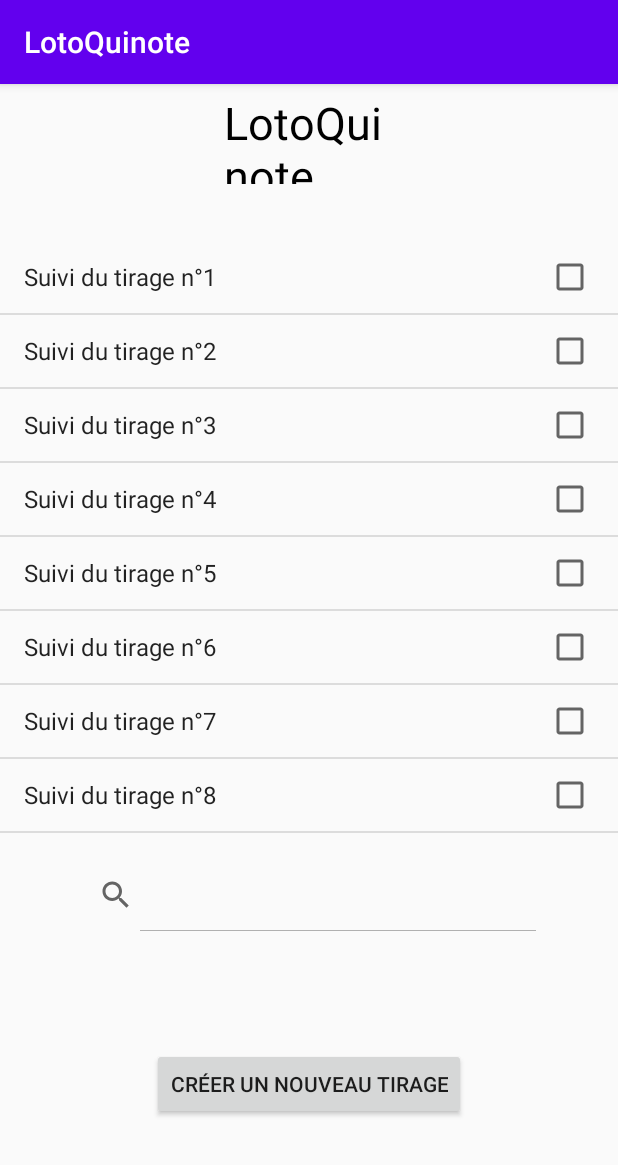
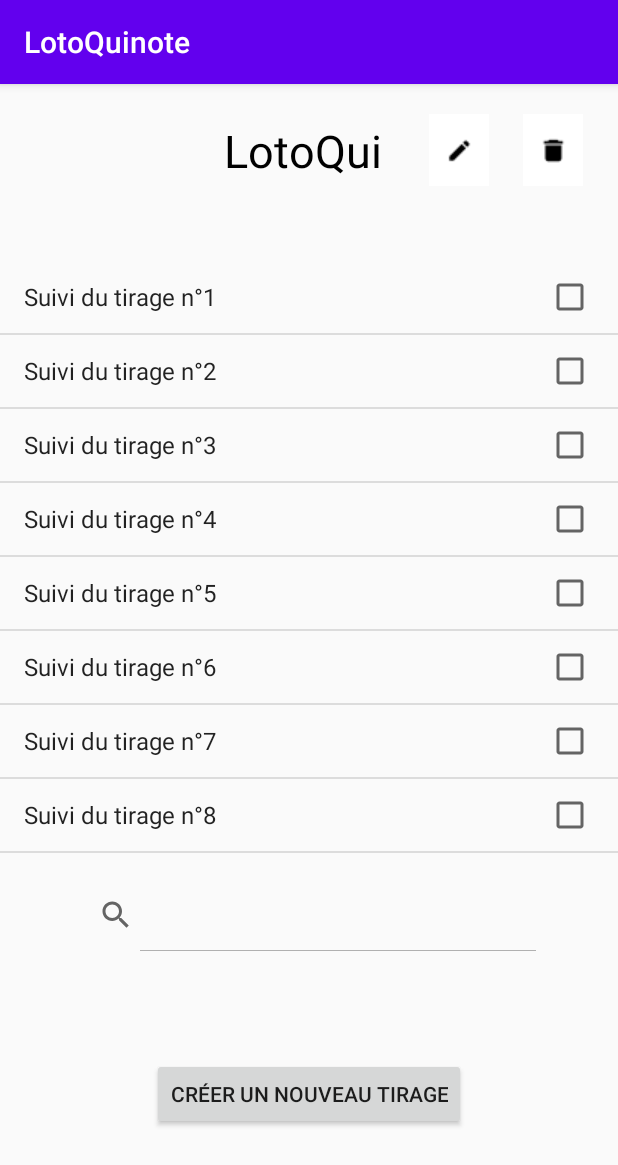
Before and after one commit to alexandreBoy/LotoQuinote, an Android app: the screen it shows after launch (MainActivity), on a phone screen of 412 x 824 dp. Shown: the top 1165 px of the screen. Run offline under Robolectric (Android 15) with nearby library versions, the phone set to English and light mode, and no system bars; Roboto replaces fonts that are not available here.

Commit message:
Ajout des icones d'édition et de suppression

```diff
--- a/app/src/main/res/layout/activity_main.xml
+++ b/app/src/main/res/layout/activity_main.xml
@@ -9,8 +9,8 @@
     <TextView
         android:id="@+id/textView"
         android:layout_width="113dp"
-        android:layout_height="61dp"
-        android:layout_marginTop="5dp"
+        android:layout_height="40dp"
+        android:layout_marginTop="24dp"
         android:fontFamily="@font/aguafina_script"
         android:text="@string/app_name"
         android:textColor="#000000"
@@ -53,5 +53,34 @@
         app:layout_constraintStart_toStartOf="parent"
         app:layout_constraintTop_toBottomOf="@+id/searchView" />
 
+    <ImageButton
+        android:id="@+id/editButton"
+        android:layout_width="40dp"
+        android:layout_height="48dp"
+        android:background="#FFFFFF"
+
+        android:contentDescription="@string/contentDescriptionImageButton1"
+        android:src="@drawable/baseline_create_black_18dp"
+
+        app:layout_constraintBottom_toBottomOf="@id/deleteButton"
+        app:layout_constraintEnd_toStartOf="@+id/deleteButton"
+        app:layout_constraintStart_toEndOf="@+id/textView"
+        app:layout_constraintTop_toTopOf="@id/deleteButton"
+
+        app:layout_constraintHorizontal_bias="0.411"
+        app:layout_constraintVertical_bias="0.0" />
+
+    <ImageButton
+        android:id="@+id/deleteButton"
+        android:layout_width="40dp"
+        android:layout_height="48dp"
+        android:background="#FFFFFF"
+        android:contentDescription="@string/contentDescriptionImageButton2"
+        android:src="@drawable/baseline_delete_black_18dp"
+
+        app:layout_constraintBottom_toBottomOf="@id/textView"
+        app:layout_constraintEnd_toEndOf="parent"
+        app:layout_constraintStart_toEndOf="@+id/editButton"
+        app:layout_constraintTop_toTopOf="@id/textView" />
 
 </androidx.constraintlayout.widget.ConstraintLayout>
--- a/app/src/main/res/values/strings.xml
+++ b/app/src/main/res/values/strings.xml
@@ -1,4 +1,6 @@
 <resources>
     <string name="app_name">LotoQuinote</string>
     <string name="createButton">Créer un nouveau tirage</string>
+    <string name="contentDescriptionImageButton1">Edit</string>
+    <string name="contentDescriptionImageButton2">Delete</string>
 </resources>
```
Also changed, not shown: app/src/main/res/drawable-v24/baseline_create_black_18dp.png (added), app/src/main/res/drawable-v24/baseline_delete_black_18dp.png (added).
